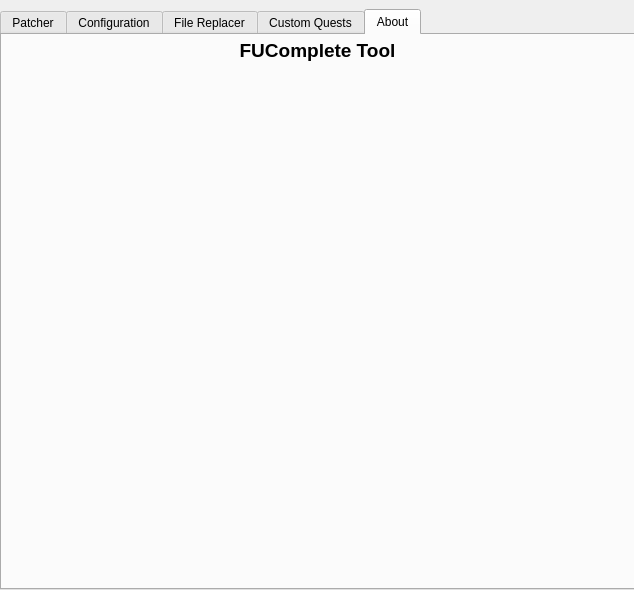
This is qt_ui.ui in FUComplete/FUCTool as Qt 5 draws it before an edit. The edited form follows.
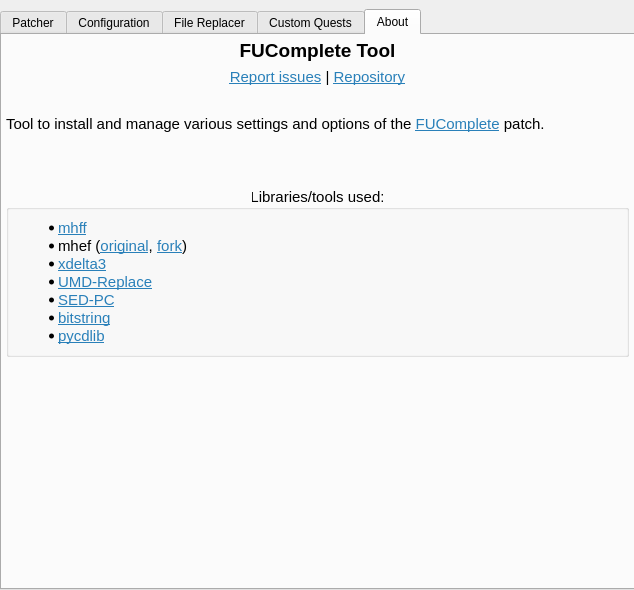
This is the edited form. The open tabs and pages were chosen to show the change.

Commit message: Finish about tab.

What changed in the file:
```diff
--- a/qt_ui.ui
+++ b/qt_ui.ui
@@ -667,6 +667,75 @@
          </property>
         </widget>
        </item>
+       <item>
+        <widget class="QLabel" name="label_8">
+         <property name="font">
+          <font>
+           <pointsize>11</pointsize>
+          </font>
+         </property>
+         <property name="text">
+          <string notr="true">&lt;html&gt;&lt;head/&gt;&lt;body&gt;&lt;p align=&quot;center&quot;&gt;&lt;a href=&quot;https://github.com/FUComplete/FUCTool/issues/new&quot;&gt;&lt;span style=&quot; text-decoration: underline; color:#2980b9;&quot;&gt;Report issues&lt;/span&gt;&lt;/a&gt; | &lt;a href=&quot;https://github.com/FUComplete/FUCTool&quot;&gt;&lt;span style=&quot; text-decoration: underline; color:#2980b9;&quot;&gt;Repository&lt;/span&gt;&lt;/a&gt;&lt;br/&gt;&lt;/p&gt;&lt;p&gt;Tool to install and manage various settings and options of the &lt;a href=&quot;https://github.com/FUComplete&quot;&gt;&lt;span style=&quot; text-decoration: underline; color:#2980b9;&quot;&gt;FUComplete&lt;/span&gt;&lt;/a&gt; patch.&lt;/p&gt;&lt;p&gt;&lt;br/&gt;&lt;/p&gt;&lt;/body&gt;&lt;/html&gt;</string>
+         </property>
+         <property name="openExternalLinks">
+          <bool>true</bool>
+         </property>
+        </widget>
+       </item>
+       <item>
+        <widget class="QGroupBox" name="groupBox">
+         <property name="sizePolicy">
+          <sizepolicy hsizetype="Preferred" vsizetype="Preferred">
+           <horstretch>0</horstretch>
+           <verstretch>0</verstretch>
+          </sizepolicy>
+         </property>
+         <property name="font">
+          <font>
+           <pointsize>11</pointsize>
+          </font>
+         </property>
+         <property name="title">
+          <string>Libraries/tools used:</string>
+         </property>
+         <property name="alignment">
+          <set>Qt::AlignCenter</set>
+         </property>
+         <layout class="QVBoxLayout" name="verticalLayout_5">
+          <item>
+           <widget class="QLabel" name="label_7">
+            <property name="font">
+             <font>
+              <pointsize>11</pointsize>
+             </font>
+            </property>
+            <property name="text">
+             <string notr="true">&lt;html&gt;
+&lt;head /&gt;
+&lt;body&gt;
+&lt;ul&gt;
+&lt;li&gt;&lt;a href=&quot;https://gitlab.com/svanheulen/mhff&quot; style=&quot;text-decoration: underline; color:#2980b9;&quot;&gt;mhff&lt;/a&gt;&lt;/li&gt;
+&lt;li&gt;mhef (&lt;a href=&quot;https://gitlab.com/svanheulen/mhef&quot; style=&quot;text-decoration: underline; color:#2980b9;&quot;&gt;original&lt;/a&gt;, &lt;a href=&quot;https://github.com/IncognitoMan/mhef&quot; style=&quot;text-decoration: underline; color:#2980b9;&quot;&gt;fork&lt;/a&gt;)&lt;/li&gt;
+&lt;li&gt;&lt;a href=&quot;https://github.com/jmacd/xdelta&quot; style=&quot;text-decoration: underline; color:#2980b9;&quot;&gt;xdelta3&lt;/a&gt;&lt;/li&gt;
+&lt;li&gt;&lt;a href=&quot;https://www.romhacking.net/utilities/891/&quot; style=&quot;text-decoration: underline; color:#2980b9;&quot;&gt;UMD-Replace&lt;/a&gt;&lt;/li&gt;
+&lt;li&gt;&lt;a href=&quot;https://github.com/BrianBTB/SED-PC&quot; style=&quot;text-decoration: underline; color:#2980b9;&quot;&gt;SED-PC&lt;/a&gt;&lt;/li&gt;
+&lt;li&gt;&lt;a href=&quot;https://github.com/scott-griffiths/bitstring&quot; style=&quot;text-decoration: underline; color:#2980b9;&quot;&gt;bitstring&lt;/a&gt;&lt;/li&gt;
+&lt;li&gt;&lt;a href=&quot;https://github.com/clalancette/pycdlib&quot; style=&quot;text-decoration: underline; color:#2980b9;&quot;&gt;pycdlib&lt;/a&gt;&lt;/li&gt;
+&lt;/ul&gt;  
+&lt;/body&gt;
+&lt;/html&gt;</string>
+            </property>
+            <property name="alignment">
+             <set>Qt::AlignLeading|Qt::AlignLeft|Qt::AlignTop</set>
+            </property>
+            <property name="openExternalLinks">
+             <bool>true</bool>
+            </property>
+           </widget>
+          </item>
+         </layout>
+        </widget>
+       </item>
        <item>
         <spacer name="verticalSpacer">
          <property name="orientation">
```
Left out of the diff: 14 changed lines with no effect on the pictures. The commit also changes 2 other files.
